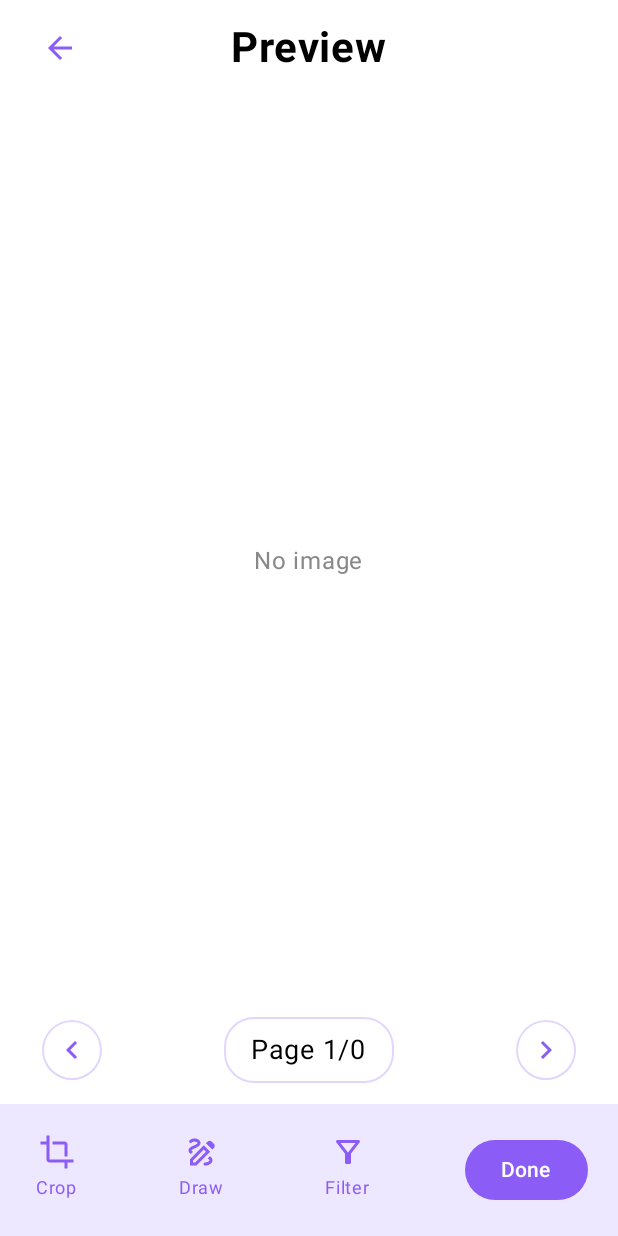
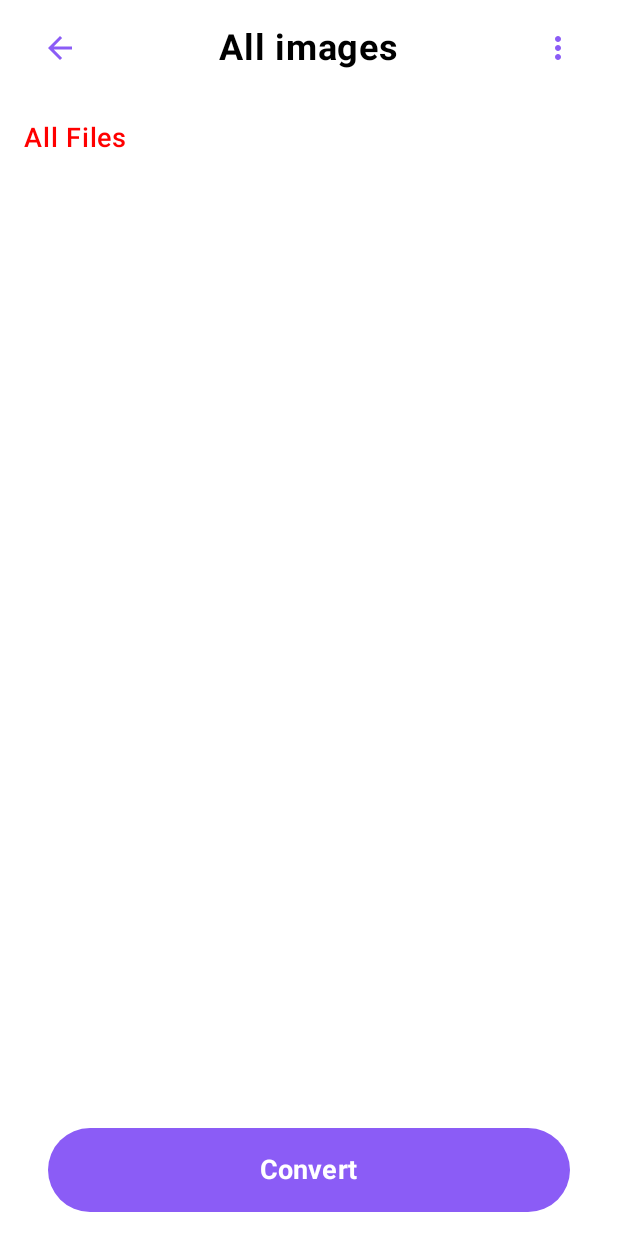
Before and after one commit to genxsolutions1/PDF-Reader---PDF-Converter, an Android app built with Jetpack Compose: the composable PreviewScreen called with empty values, after a tap on "Done", on a phone screen of 412 x 824 dp. Run offline under Robolectric (Android 15) with nearby library versions, the phone set to English and light mode, and no system bars.

Commit message:
image screen ui

```diff
--- /dev/null
+++ b/app/src/main/java/com/genxsolutions/myapplication/ui/screens/convert/ConvertToPdfScreen.kt
@@ -0,0 +1,216 @@
+package com.genxsolutions.myapplication.ui.screens.convert
+
+import android.graphics.BitmapFactory
+import androidx.compose.foundation.Image
+import androidx.compose.foundation.background
+import androidx.compose.foundation.layout.*
+import androidx.compose.foundation.lazy.LazyColumn
+import androidx.compose.foundation.lazy.itemsIndexed
+import androidx.compose.foundation.shape.RoundedCornerShape
+import androidx.compose.material.icons.Icons
+import androidx.compose.material.icons.outlined.ArrowBack
+import androidx.compose.material.icons.outlined.MoreVert
+import androidx.compose.material3.*
+import androidx.compose.runtime.Composable
+import androidx.compose.runtime.remember
+import androidx.compose.ui.Alignment
+import androidx.compose.ui.Modifier
+import androidx.compose.ui.draw.clip
+import androidx.compose.ui.graphics.Color
+import androidx.compose.ui.graphics.asImageBitmap
+import androidx.compose.ui.layout.ContentScale
+import androidx.compose.ui.text.font.FontWeight
+import androidx.compose.ui.unit.dp
+import androidx.compose.ui.unit.sp
+import com.genxsolutions.myapplication.ui.theme.PrimaryPurple
+import java.io.File
+import java.text.SimpleDateFormat
+import java.util.*
+
+@Composable
+fun ConvertToPdfScreen(
+    files: List<File>,
+    onBack: () -> Unit,
+    onConvert: () -> Unit
+) {
+    Surface(color = Color.White) {
+        Column(
+            modifier = Modifier
+                .fillMaxSize()
+                .systemBarsPadding()
+        ) {
+            // Top bar
+            Row(
+                modifier = Modifier
+                    .fillMaxWidth()
+                    .padding(horizontal = 16.dp, vertical = 8.dp),
+                horizontalArrangement = Arrangement.SpaceBetween,
+                verticalAlignment = Alignment.CenterVertically
+            ) {
+                IconButton(onClick = onBack) {
+                    Icon(
+                        imageVector = Icons.Outlined.ArrowBack,
+                        contentDescription = "Back",
+                        tint = PrimaryPurple
+                    )
+                }
+                Text(
+                    text = "All images",
+                    fontSize = 24.sp,
+                    fontWeight = FontWeight.Bold,
+                    color = Color.Black
+                )
+                // Placeholder for dropdown icon
+                IconButton(onClick = { /* TODO: Add dropdown menu */ }) {
+                    Icon(
+                        imageVector = Icons.Outlined.MoreVert,
+                        contentDescription = "More",
+                        tint = PrimaryPurple
+                    )
+                }
+            }
+
+            Spacer(Modifier.height(8.dp))
+
+            // "All Files" label
+            Text(
+                text = "All Files",
+                fontSize = 18.sp,
+                fontWeight = FontWeight.SemiBold,
+                color = Color.Red,
+                modifier = Modifier.padding(horizontal = 16.dp, vertical = 8.dp)
+            )
+
+            // File list
+            LazyColumn(
+                modifier = Modifier
+                    .fillMaxWidth()
+                    .weight(1f)
+                    .padding(horizontal = 16.dp),
+                verticalArrangement = Arrangement.spacedBy(12.dp)
+            ) {
+                itemsIndexed(files) { index, file ->
+                    ImageFileItem(file = file, index = index + 1)
+                }
+            }
+
+            Spacer(Modifier.height(16.dp))
+
+            // Convert button
+            Button(
+                onClick = onConvert,
+                modifier = Modifier
+                    .fillMaxWidth()
+                    .padding(horizontal = 32.dp, vertical = 16.dp)
+                    .height(56.dp),
+                shape = RoundedCornerShape(28.dp),
+                colors = ButtonDefaults.buttonColors(containerColor = PrimaryPurple)
+            ) {
+                Text("Convert", fontSize = 18.sp, fontWeight = FontWeight.Bold)
+            }
+        }
+    }
+}
+
+@Composable
+private fun ImageFileItem(
+    file: File,
+    index: Int
+) {
+    val bitmap = remember(file.path) {
+        try {
+            BitmapFactory.decodeFile(file.absolutePath)
+        } catch (e: Exception) {
+            null
+        }
+    }
+
+    val dateFormat = remember { SimpleDateFormat("dd MMM yyyy", Locale.getDefault()) }
+    val fileDate = remember(file) {
+        dateFormat.format(Date(file.lastModified()))
+    }
+    val fileSize = remember(file) {
+        val sizeInKB = file.length() / 1024.0
+        String.format("%.1f KB", sizeInKB)
+    }
+
+    Row(
+        modifier = Modifier
+            .fillMaxWidth()
+            .background(Color.White)
+            .padding(vertical = 8.dp),
+        verticalAlignment = Alignment.CenterVertically
+    ) {
+        // Thumbnail
+        Box(
+            modifier = Modifier
+                .size(64.dp)
+                .clip(RoundedCornerShape(8.dp))
+                .background(Color(0xFFE8E8E8)),
+            contentAlignment = Alignment.Center
+        ) {
+            if (bitmap != null) {
+                Image(
+                    bitmap = bitmap.asImageBitmap(),
+                    contentDescription = null,
+                    modifier = Modifier
+                        .fillMaxSize()
+                        .clip(RoundedCornerShape(8.dp)),
+                    contentScale = ContentScale.Crop
+                )
+            } else {
+                Text(
+                    text = "IMG",
+                    fontSize = 12.sp,
+                    color = Color.Gray
+                )
+            }
+        }
+
+        Spacer(Modifier.width(12.dp))
+
+        // File info
+        Column(
+            modifier = Modifier.weight(1f)
+        ) {
+            Text(
+                text = "Image_$index.jpg",
+                fontSize = 16.sp,
+                fontWeight = FontWeight.SemiBold,
+                color = Color.Black
+            )
+            Spacer(Modifier.height(4.dp))
+            Row(verticalAlignment = Alignment.CenterVertically) {
+                // Small red badge like in the design
+                Box(
+                    modifier = Modifier
+                        .size(18.dp, 12.dp)
+                        .background(Color.Red, RoundedCornerShape(2.dp)),
+                    contentAlignment = Alignment.Center
+                ) {
+                    Text(
+                        text = "IMG",
+                        fontSize = 8.sp,
+                        fontWeight = FontWeight.Bold,
+                        color = Color.White
+                    )
+                }
+                Spacer(Modifier.width(6.dp))
+                Text(
+                    text = "$fileDate . $fileSize",
+                    fontSize = 12.sp,
+                    color = Color.Gray
+                )
+            }
+        }
+
+        // Three-dot menu
+        IconButton(onClick = { /* TODO: Add menu */ }) {
+            Icon(
+                imageVector = Icons.Outlined.MoreVert,
+                contentDescription = "Options",
+                tint = Color.Gray
+            )
+        }
+    }
+}
--- a/app/src/main/java/com/genxsolutions/myapplication/ui/screens/preview/PreviewScreen.kt
+++ b/app/src/main/java/com/genxsolutions/myapplication/ui/screens/preview/PreviewScreen.kt
@@ -38,6 +38,7 @@ import androidx.compose.ui.unit.sp
 import com.genxsolutions.myapplication.ui.theme.HeaderIconBackground
 import com.genxsolutions.myapplication.ui.theme.PrimaryPurple
 import java.io.File
+import com.genxsolutions.myapplication.ui.screens.convert.ConvertToPdfScreen
 
 @Composable
 fun PreviewScreen(
@@ -52,6 +53,7 @@ fun PreviewScreen(
     var refreshKey by remember { mutableIntStateOf(0) }
     var isDrawing by remember { mutableStateOf(false) }
     var isFiltering by remember { mutableStateOf(false) }
+    var showConvertScreen by remember { mutableStateOf(false) }
 
     val cropLauncher = rememberLauncherForActivityResult(
         ActivityResultContracts.StartActivityForResult()
@@ -68,6 +70,19 @@ fun PreviewScreen(
                 refreshKey++
             }
         }
+    }
+
+    if (showConvertScreen) {
+        ConvertToPdfScreen(
+            files = files,
+            onBack = { showConvertScreen = false },
+            onConvert = {
+                // TODO: Implement PDF conversion
+                showConvertScreen = false
+                onDone()
+            }
+        )
+        return
     }
 
     if (isDrawing) {
@@ -258,7 +273,7 @@ fun PreviewScreen(
                 }
 
                 Button(
-                    onClick = onDone,
+                    onClick = { showConvertScreen = true },
                     colors = ButtonDefaults.buttonColors(containerColor = PrimaryPurple),
                     shape = RoundedCornerShape(24.dp)
                 ) {
```
